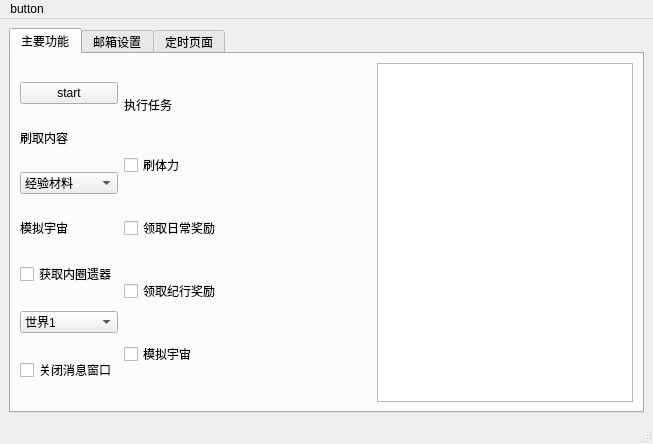
PaiPai121/AutoStarRail, file src/gui/main_window.ui: the form before one commit.
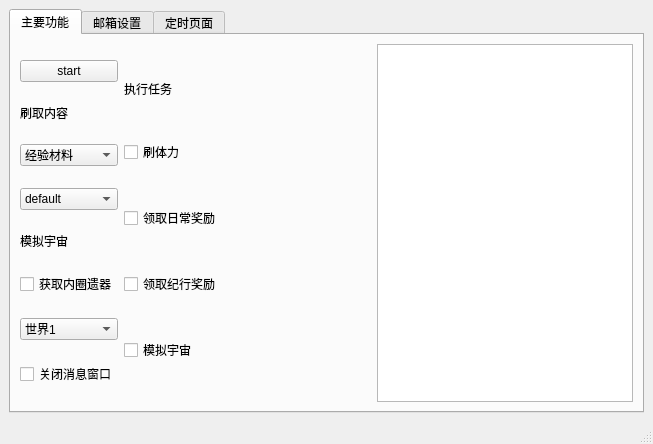
The form after the commit. The open tabs and pages were chosen to show the change.

What changed in the file:
```diff
--- a/src/gui/main_window.ui
+++ b/src/gui/main_window.ui
@@ -71,6 +71,15 @@
             </item>
            </widget>
           </item>
+          <item>
+           <widget class="QComboBox" name="farm_item">
+            <item>
+             <property name="text">
+              <string>default</string>
+             </property>
+            </item>
+           </widget>
+          </item>
           <item>
            <widget class="QLabel" name="label_3">
             <property name="sizePolicy">
@@ -433,16 +442,9 @@
      <x>0</x>
      <y>0</y>
      <width>653</width>
-     <height>24</height>
+     <height>22</height>
     </rect>
    </property>
-   <widget class="QMenu" name="menubutton">
-    <property name="title">
-     <string>button</string>
-    </property>
-    <addaction name="email_set"/>
-   </widget>
-   <addaction name="menubutton"/>
   </widget>
   <widget class="QStatusBar" name="statusbar"/>
   <action name="email_set">
```
Left out of the diff: 24 changed lines with no effect on the pictures.
